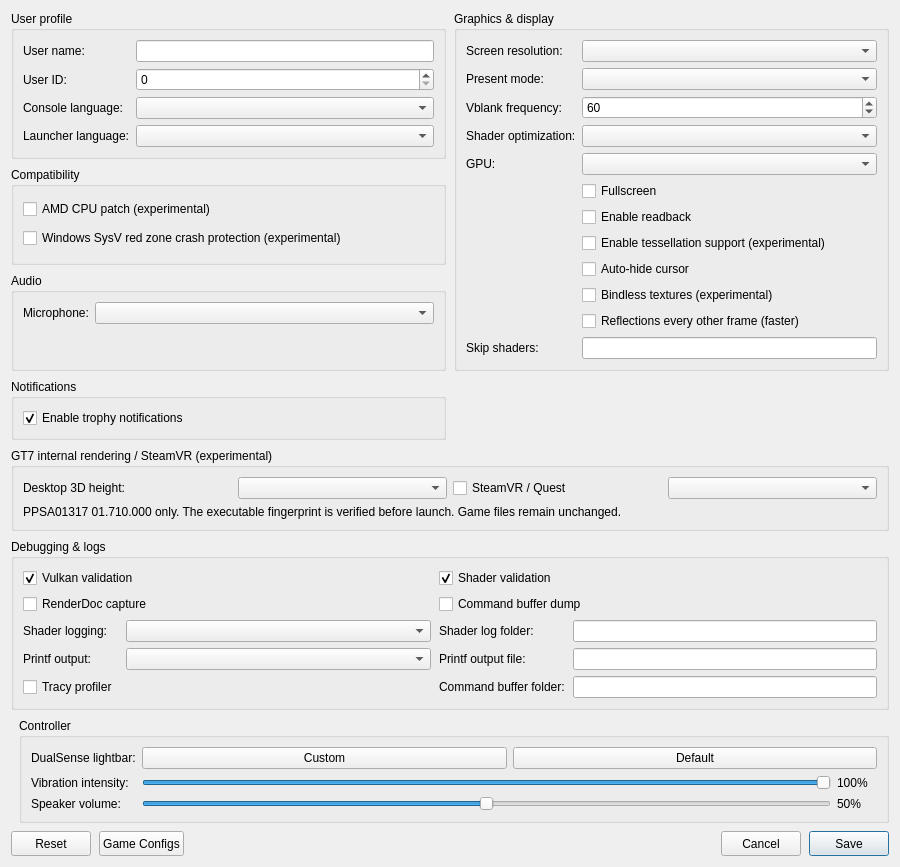
Above: src/launcher/forms/configuration_edit_dialog.ui from masterzhang233/KytyPS5-GT7 before the change. Below: the same form after it.
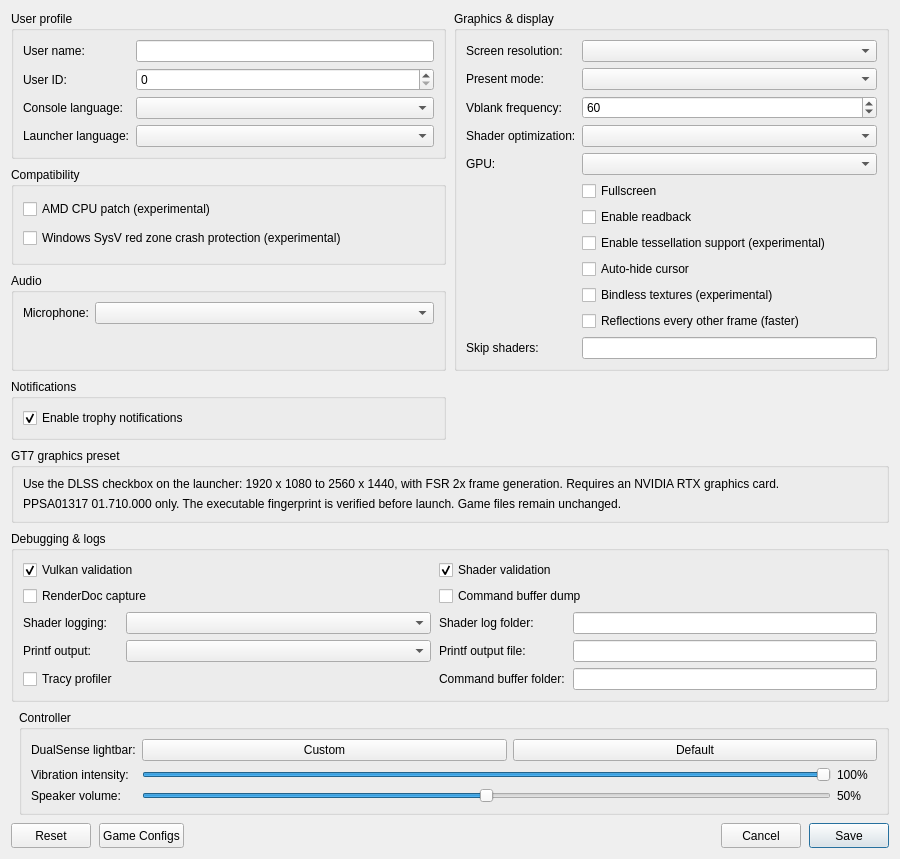
That is the form after the change. Custom widgets are drawn as their Qt base class.

Commit message:
Release Tohi-GT7 1.0.0 with fixed DLSS and FSR frame generation preset
Add Vulkan FSR 3.1 frame generation, HUD isolation and local motion-discontinuity correction. Preserve playtest progress. Rework the desktop launcher with one default-enabled DLSS preset, remove VR entry points, update branding and package the verified runtimes with notices.

Patch:
```diff
--- a/src/launcher/forms/configuration_edit_dialog.ui
+++ b/src/launcher/forms/configuration_edit_dialog.ui
@@ -232,35 +232,16 @@
      </item>
      <item row="4" column="0" colspan="2">
       <widget class="QGroupBox" name="gt7_group">
-       <property name="title"><string>GT7 internal rendering / SteamVR (experimental)</string></property>
-       <layout class="QGridLayout" name="gt7Layout">
-        <item row="0" column="0">
-         <widget class="QLabel" name="label_gt7_desktop_height">
-          <property name="text"><string>Desktop 3D height:</string></property>
-         </widget>
-        </item>
-        <item row="0" column="1">
-         <widget class="QComboBox" name="comboBox_gt7_desktop_height">
-          <property name="toolTip"><string>Sets GT7's internal scene scale, separately from Screen resolution. Heights are nominal; special passes can differ. Native keeps the original controller.</string></property>
-         </widget>
-        </item>
-        <item row="0" column="2">
-         <widget class="QCheckBox" name="checkBox_gt7_vr">
-          <property name="text"><string>SteamVR / Quest</string></property>
-          <property name="toolTip"><string>Connect the headset in SteamVR before starting. Uses the game's stereo rendering and the full-frustum compatibility patch.</string></property>
-         </widget>
-        </item>
-        <item row="0" column="3">
-         <widget class="QComboBox" name="comboBox_gt7_vr_scale">
-          <property name="toolTip"><string>Internal size per eye; independent of SteamVR's resolution setting. Higher values use more GPU time and memory.</string></property>
-         </widget>
-        </item>
-        <item row="1" column="0" colspan="4">
-         <widget class="QLabel" name="label_gt7_compatibility">
-          <property name="text"><string>PPSA01317 01.710.000 only. The executable fingerprint is verified before launch. Game files remain unchanged.</string></property>
-          <property name="wordWrap"><bool>true</bool></property>
-         </widget>
-        </item>
+       <property name="title"><string>GT7 graphics preset</string></property>
+       <layout class="QVBoxLayout" name="gt7Layout">
+        <item><widget class="QLabel" name="label_gt7_preset">
+         <property name="text"><string>Use the DLSS checkbox on the launcher: 1920 x 1080 to 2560 x 1440, with FSR 2x frame generation. Requires an NVIDIA RTX graphics card.</string></property>
+         <property name="wordWrap"><bool>true</bool></property>
+        </widget></item>
+        <item><widget class="QLabel" name="label_gt7_compatibility">
+         <property name="text"><string>PPSA01317 01.710.000 only. The executable fingerprint is verified before launch. Game files remain unchanged.</string></property>
+         <property name="wordWrap"><bool>true</bool></property>
+        </widget></item>
        </layout>
       </widget>
      </item>
```
The commit also changes 68 other files.
